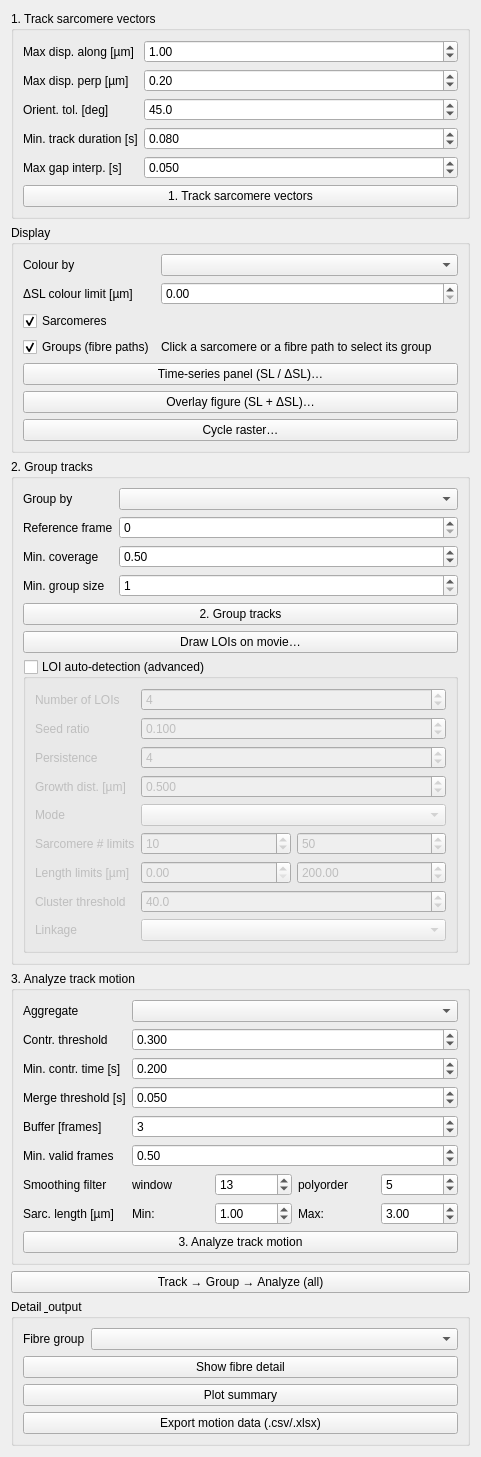
Qt form sarcasm_app/ui-files/parameters_motion_analysis.ui (danihae/SarcAsM) before a commit.
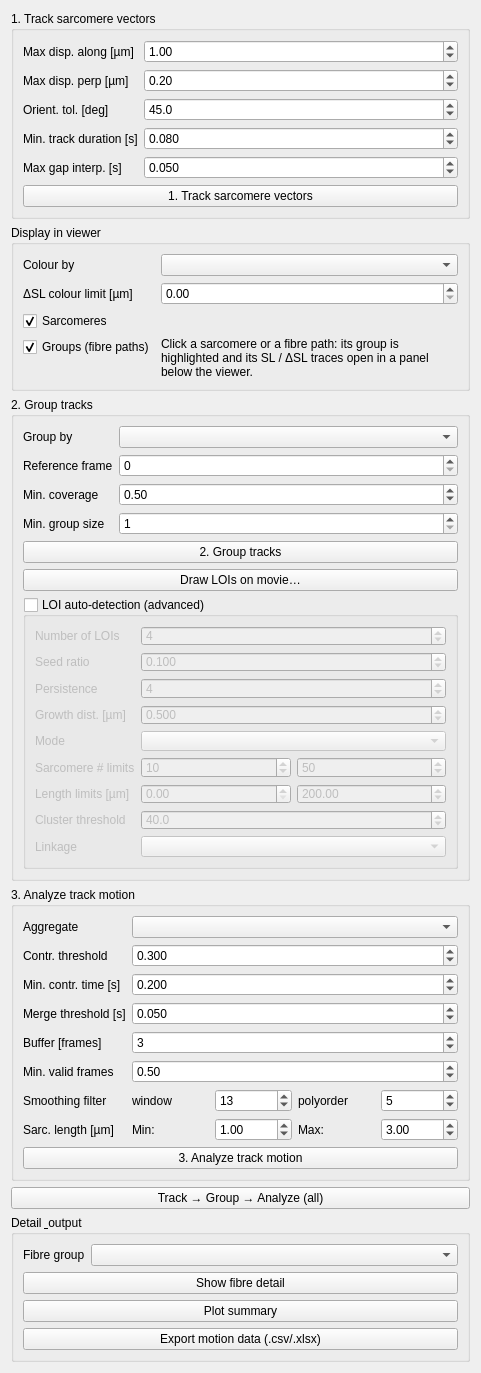
The same form after that commit.

Commit message:
refactor(app): Display group is viewer-only; raster joins the summary figure
The time-series panel opens on click (no button), the overlay figure duplicated the
panel and is gone, and the cycle raster is a panel of the Plot summary figure
(cycle-averaged when pooled cycles exist, else over the recording). The summary's
stacked SL/dSL panels are capped at 12 rows.

Patch:
```diff
--- a/sarcasm_app/ui-files/parameters_motion_analysis.ui
+++ b/sarcasm_app/ui-files/parameters_motion_analysis.ui
@@ -178,7 +178,7 @@
    <item row="1" column="0" colspan="2">
     <widget class="QGroupBox" name="groupBox_display">
      <property name="title">
-      <string>Display</string>
+      <string>Display in viewer</string>
      </property>
      <layout class="QFormLayout" name="formLayout_display">
       <item row="0" column="0">
@@ -256,43 +256,13 @@
       <item row="4" column="1">
        <widget class="QLabel" name="label_display_hint">
         <property name="text">
-         <string>Click a sarcomere or a fibre path to select its group</string>
+         <string>Click a sarcomere or a fibre path: its group is highlighted and its SL / ΔSL traces open in a panel below the viewer.</string>
         </property>
         <property name="wordWrap">
          <bool>true</bool>
         </property>
        </widget>
       </item>
-      <item row="5" column="0" colspan="2">
-       <widget class="QPushButton" name="btn_display_trace">
-        <property name="toolTip">
-         <string>Panel below the viewer: SL / ΔSL / velocity of every sarcomere of the selected group overlaid with the group mean, the clicked sarcomere highlighted, contraction cycles shaded</string>
-        </property>
-        <property name="text">
-         <string>Time-series panel (SL / ΔSL)…</string>
-        </property>
-       </widget>
-      </item>
-      <item row="6" column="0" colspan="2">
-       <widget class="QPushButton" name="btn_display_overlay">
-        <property name="toolTip">
-         <string>Figure with the SL and ΔSL overlays (all sarcomeres + mean) of the selected group</string>
-        </property>
-        <property name="text">
-         <string>Overlay figure (SL + ΔSL)…</string>
-        </property>
-       </widget>
-      </item>
-      <item row="7" column="0" colspan="2">
-       <widget class="QPushButton" name="btn_display_raster">
-        <property name="toolTip">
-         <string>Cycle-averaged raster of all tracked sarcomeres, rows sorted by time-to-peak and by amplitude (needs a pooled analysis)</string>
-        </property>
-        <property name="text">
-         <string>Cycle raster…</string>
-        </property>
-       </widget>
-      </item>
      </layout>
     </widget>
    </item>
```
The commit also changes 4 other files.
